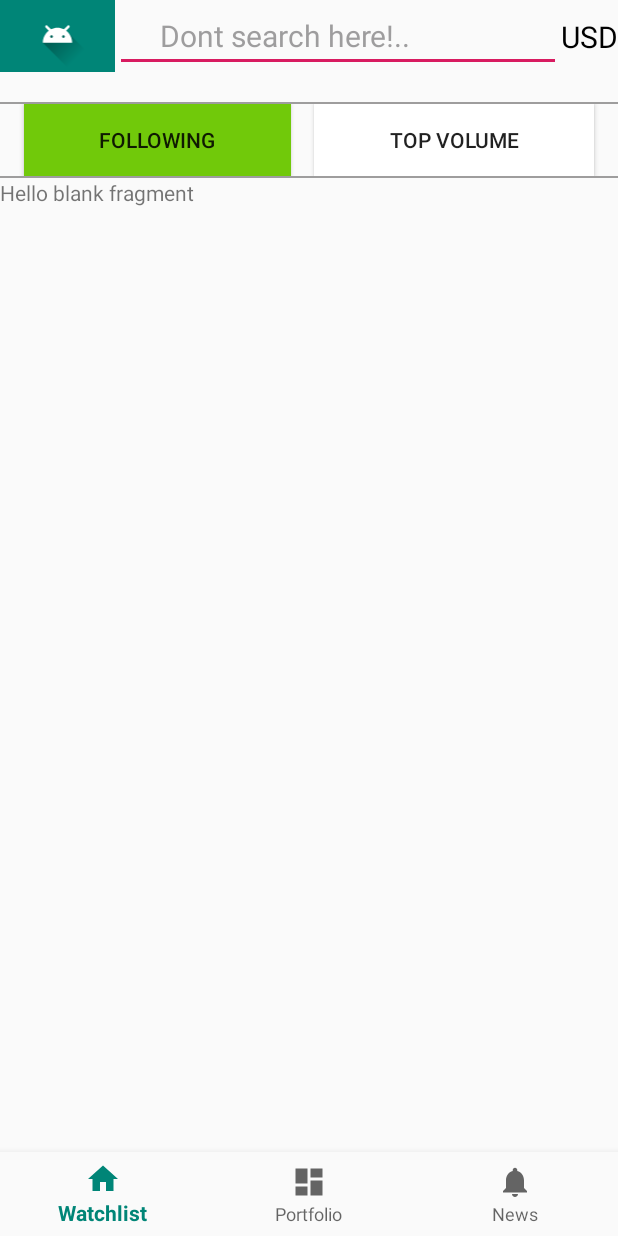
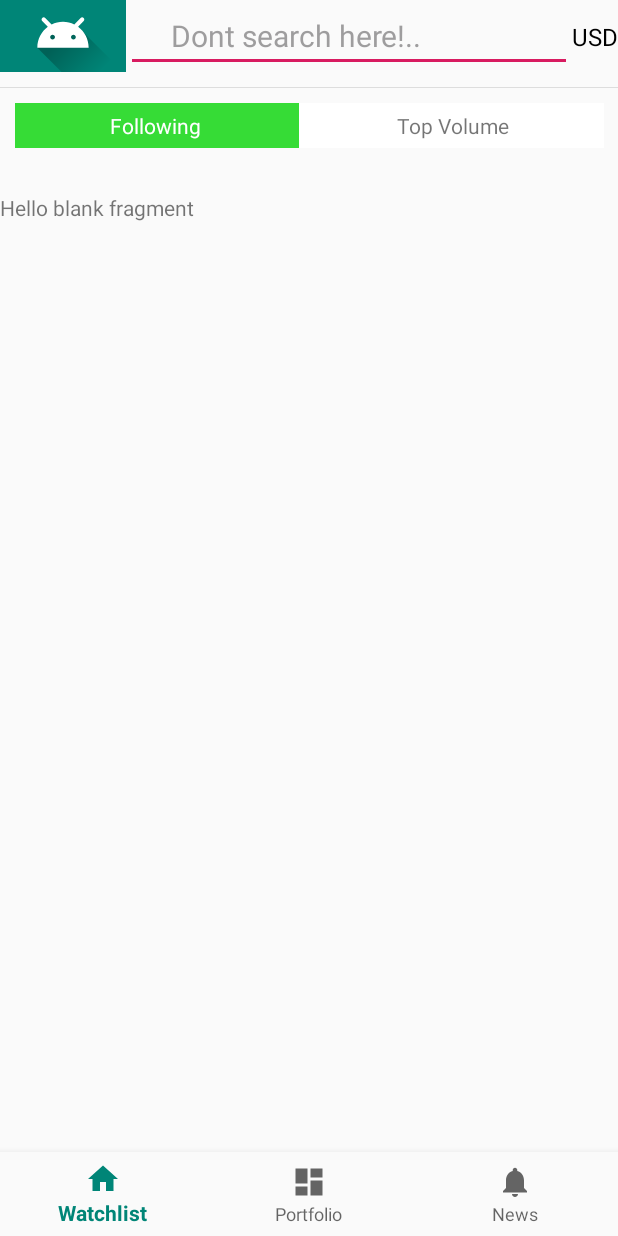
Before and after one commit to navjotrana28/CyrptoCurrencyAppClone, an Android app: the screen it shows after launch (MainActivity), on a phone screen of 412 x 824 dp. Run offline under Robolectric (Android 15) with nearby library versions, the phone set to English and light mode, and no system bars.

Commit message:
adjust mainlayout

```diff
--- a/app/src/main/java/com/example/cryptocompare/MainActivity.java
+++ b/app/src/main/java/com/example/cryptocompare/MainActivity.java
@@ -16,7 +16,7 @@ import android.widget.TextView;
 
 public class MainActivity extends AppCompatActivity {
     private TextView mTextMessage;
-    Button following,topVolume;
+    TextView following,topVolume;
 
     private BottomNavigationView.OnNavigationItemSelectedListener mOnNavigationItemSelectedListener
             = new BottomNavigationView.OnNavigationItemSelectedListener() {
--- a/app/src/main/java/com/example/cryptocompare/apiCallAndResponse/Api/ServiceRetrofit.java
+++ b/app/src/main/java/com/example/cryptocompare/apiCallAndResponse/Api/ServiceRetrofit.java
@@ -16,7 +16,7 @@ public interface ServiceRetrofit {
 //            @Query("api_key") String apiKey);
 ////            @Query("page") int PAGE);
 
-    @GET("/data/top/totalvolfull?limit=10&tsym=USD")
+    @GET("/data/top/totalvolfull?limit=20&tsym=USD")
     Call<Example>getTopVolumeData(
 //            @Query("limit")int limit,
 //            @Query("tsym") String tsym,
--- a/app/src/main/res/layout/activity_main.xml
+++ b/app/src/main/res/layout/activity_main.xml
@@ -16,7 +16,6 @@
         app:layout_constraintBottom_toTopOf="@+id/downsearchview"
         app:layout_constraintLeft_toLeftOf="parent"
         app:layout_constraintRight_toRightOf="parent"
-        android:layout_marginBottom="40dp"
         >
 
         <ImageView
@@ -25,6 +24,7 @@
             android:layout_height="0dp"
             android:background="@color/colorPrimary"
             android:src="@drawable/ic_launcher_foreground"
+            android:scaleType="centerCrop"
             app:layout_constraintTop_toTopOf="@+id/constraintlayoutsearch"
             app:layout_constraintBottom_toBottomOf="@+id/constraintlayoutsearch"
             app:layout_constraintLeft_toLeftOf="@+id/constraintlayoutsearch"
@@ -47,7 +47,7 @@
         <TextView
             android:id="@+id/usdTag"
             android:text="USD"
-            android:textSize="20dp"
+            android:textSize="16dp"
             android:layout_width="wrap_content"
             android:layout_height="wrap_content"
             android:textColor="@color/colorBlack"
@@ -60,69 +60,69 @@
     </androidx.constraintlayout.widget.ConstraintLayout>
 
     <View
-        android:layout_marginTop="20dp"
         android:id="@+id/downsearchview"
         android:layout_width="match_parent"
-        android:layout_height="1dp"
-        android:background="@color/colorGrey"
+        android:layout_height="0.1px"
+        android:background="@color/colorLightGrey"
+        android:layout_marginBottom="10dp"
+        android:layout_marginTop="10dp"
         app:layout_constraintTop_toBottomOf="@+id/constraintlayoutsearch"
         app:layout_constraintLeft_toLeftOf="parent"
         app:layout_constraintRight_toRightOf="parent"
+        app:layout_constraintBottom_toTopOf="@+id/constraintlayoutFollowing"
         />
 
     <androidx.constraintlayout.widget.ConstraintLayout
-        android:layout_width="match_parent"
+        android:id="@+id/constraintlayoutFollowing"
+        android:layout_width="wrap_content"
         android:layout_height="wrap_content"
-        app:layout_constraintTop_toBottomOf="@+id/downsearchview"
+        app:layout_constraintBottom_toTopOf="@+id/insertFragmentHere"
         app:layout_constraintLeft_toLeftOf="parent"
         app:layout_constraintRight_toRightOf="parent"
-        app:layout_constraintBottom_toTopOf="@+id/viewdownfollowing"
-        android:id="@+id/constraintlayoutFollowing">
-        <Button
+        app:layout_constraintTop_toBottomOf="@+id/downsearchview">
+
+        <TextView
             android:id="@+id/following"
             android:layout_width="wrap_content"
             android:layout_height="wrap_content"
+            android:layout_marginLeft="20dp"
+            android:background="@color/colorGreen"
+            android:paddingLeft="63dp"
+            android:paddingTop="5dp"
+            android:paddingRight="65dp"
+            android:paddingBottom="5dp"
             android:text="Following"
+            android:textColor="@color/colorWhite"
             android:textSize="14dp"
-            android:paddingLeft="50dp"
-            android:paddingRight="50dp"
-            android:background="@color/colorGreen"
-            app:layout_constraintTop_toTopOf="@+id/constraintlayoutFollowing"
             app:layout_constraintBottom_toBottomOf="@+id/constraintlayoutFollowing"
             app:layout_constraintLeft_toLeftOf="@id/constraintlayoutFollowing"
             app:layout_constraintRight_toLeftOf="@+id/top_volume"
-            />
+            app:layout_constraintTop_toTopOf="@+id/constraintlayoutFollowing" />
 
-        <Button
+        <TextView
             android:id="@+id/top_volume"
             android:layout_width="wrap_content"
             android:layout_height="wrap_content"
+            android:layout_marginRight="20dp"
+            android:background="@color/colorWhite"
+            android:paddingLeft="65dp"
+            android:paddingTop="5dp"
+            android:paddingRight="63dp"
+            android:paddingBottom="5dp"
             android:text="Top Volume"
             android:textSize="14dp"
-            android:paddingLeft="50dp"
-            android:paddingRight="50dp"
-            android:background="@color/colorWhite"
+            app:layout_constraintBottom_toBottomOf="@+id/constraintlayoutFollowing"
             app:layout_constraintLeft_toRightOf="@+id/following"
             app:layout_constraintRight_toRightOf="parent"
-            app:layout_constraintTop_toTopOf="@+id/constraintlayoutFollowing"
-            app:layout_constraintBottom_toBottomOf="@+id/constraintlayoutFollowing"
-            />
+            app:layout_constraintTop_toTopOf="@+id/constraintlayoutFollowing" />
     </androidx.constraintlayout.widget.ConstraintLayout>
-
-    <View
-        android:layout_marginBottom="40dp"
-        android:id="@+id/viewdownfollowing"
-        android:layout_width="match_parent"
-        android:layout_height="1dp"
-        android:background="@color/colorGrey"
-        app:layout_constraintTop_toBottomOf="@+id/constraintlayoutFollowing"
-        />
 
     <androidx.constraintlayout.widget.ConstraintLayout
         android:id="@+id/insertFragmentHere"
         android:layout_width="match_parent"
-        android:layout_height="520sp"
-        app:layout_constraintTop_toBottomOf="@+id/viewdownfollowing"
+        android:layout_height="wrap_content"
+        android:layout_marginTop="30dp"
+        app:layout_constraintTop_toBottomOf="@+id/constraintlayoutFollowing"
         app:layout_constraintLeft_toLeftOf="parent"
         app:layout_constraintRight_toRightOf="parent"
         />
--- a/app/src/main/res/values/colors.xml
+++ b/app/src/main/res/values/colors.xml
@@ -3,9 +3,10 @@
     <color name="colorPrimary">#008577</color>
     <color name="colorPrimaryDark">#00574B</color>
     <color name="colorAccent">#D81B60</color>
-    <color name="colorGreen">#71C90A</color>
+    <color name="colorGreen">#E925DA25</color>
     <color name="colorBlack">#000000</color>
     <color name="colorGrey">#A36B696A</color>
+    <color name="colorLightGrey">#A3CECECE</color>
     <color name="colorWhite">#ffffff</color>
 
 
```
